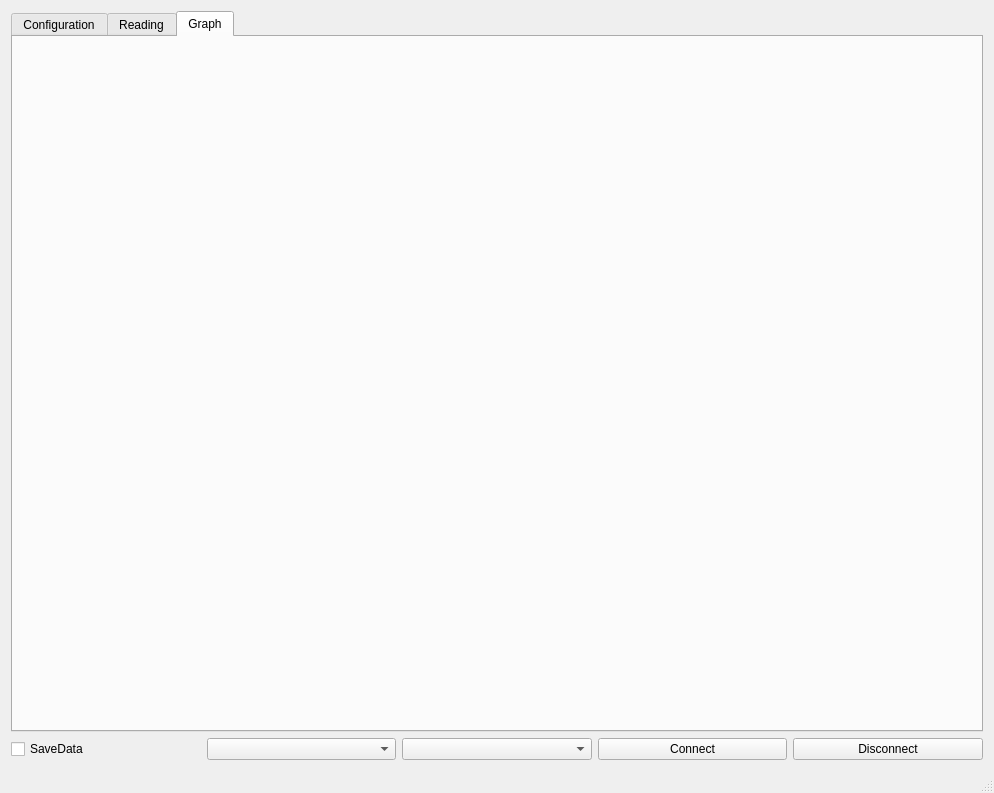
This is mainwindow.ui in rezy91/TestBoard785 as Qt 5 draws it before an edit. The edited form follows.
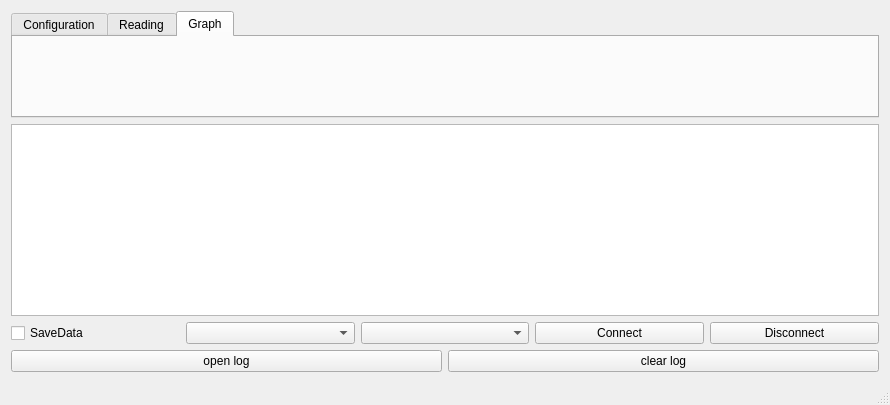
This is the edited form. The open tabs and pages were chosen to show the change.

Commit message: implemented all about serial line and protocol

```diff
--- a/mainwindow.ui
+++ b/mainwindow.ui
@@ -6,8 +6,8 @@
    <rect>
     <x>0</x>
     <y>0</y>
-    <width>994</width>
-    <height>793</height>
+    <width>890</width>
+    <height>405</height>
    </rect>
   </property>
   <property name="windowTitle">
@@ -15,6 +15,43 @@
   </property>
   <widget class="QWidget" name="centralWidget">
    <layout class="QGridLayout" name="gridLayout">
+    <item row="2" column="0">
+     <layout class="QHBoxLayout" name="horizontalLayout">
+      <property name="topMargin">
+       <number>0</number>
+      </property>
+      <property name="bottomMargin">
+       <number>0</number>
+      </property>
+      <item>
+       <widget class="QCheckBox" name="checkBox">
+        <property name="text">
+         <string>SaveData</string>
+        </property>
+       </widget>
+      </item>
+      <item>
+       <widget class="QComboBox" name="comboBox_1"/>
+      </item>
+      <item>
+       <widget class="QComboBox" name="comboBox"/>
+      </item>
+      <item>
+       <widget class="QPushButton" name="connectButton">
+        <property name="text">
+         <string>Connect</string>
+        </property>
+       </widget>
+      </item>
+      <item>
+       <widget class="QPushButton" name="disconnectButton">
+        <property name="text">
+         <string>Disconnect</string>
+        </property>
+       </widget>
+      </item>
+     </layout>
+    </item>
     <item row="0" column="0">
      <widget class="QTabWidget" name="tabWidget">
       <property name="currentIndex">
@@ -83,34 +120,31 @@
      </widget>
     </item>
     <item row="1" column="0">
-     <layout class="QHBoxLayout" name="horizontalLayout">
+     <widget class="QTextBrowser" name="textBrowser">
+      <property name="sizePolicy">
+       <sizepolicy hsizetype="Expanding" vsizetype="Maximum">
+        <horstretch>0</horstretch>
+        <verstretch>0</verstretch>
+       </sizepolicy>
+      </property>
+     </widget>
+    </item>
+    <item row="3" column="0">
+     <layout class="QHBoxLayout" name="horizontalLayout_2">
       <property name="bottomMargin">
        <number>0</number>
       </property>
       <item>
-       <widget class="QCheckBox" name="checkBox">
+       <widget class="QPushButton" name="openlogButton">
         <property name="text">
-         <string>SaveData</string>
+         <string>open log</string>
         </property>
        </widget>
       </item>
       <item>
-       <widget class="QComboBox" name="comboBox"/>
-      </item>
-      <item>
-       <widget class="QComboBox" name="comboBox_2"/>
-      </item>
-      <item>
-       <widget class="QPushButton" name="pushButton">
+       <widget class="QPushButton" name="clearButton">
         <property name="text">
-         <string>Connect</string>
-        </property>
-       </widget>
-      </item>
-      <item>
-       <widget class="QPushButton" name="pushButton_2">
-        <property name="text">
-         <string>Disconnect</string>
+         <string>clear log</string>
         </property>
        </widget>
       </item>
```
Left out of the diff: 2 changed lines with no effect on the pictures. The commit also changes 2 other files.
